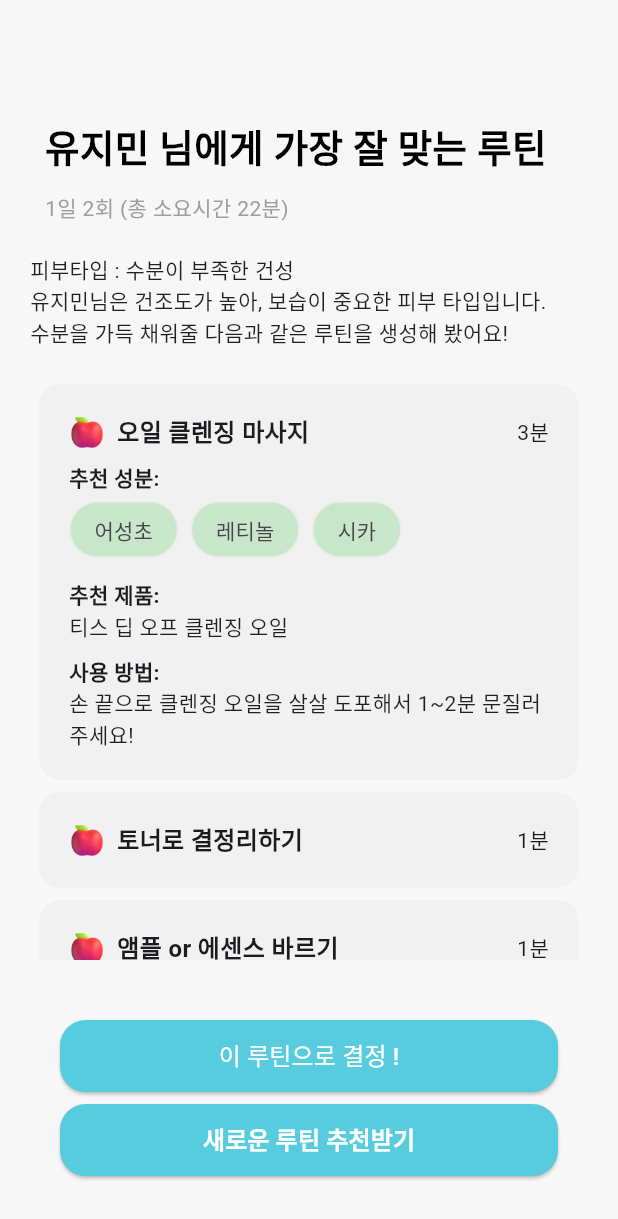
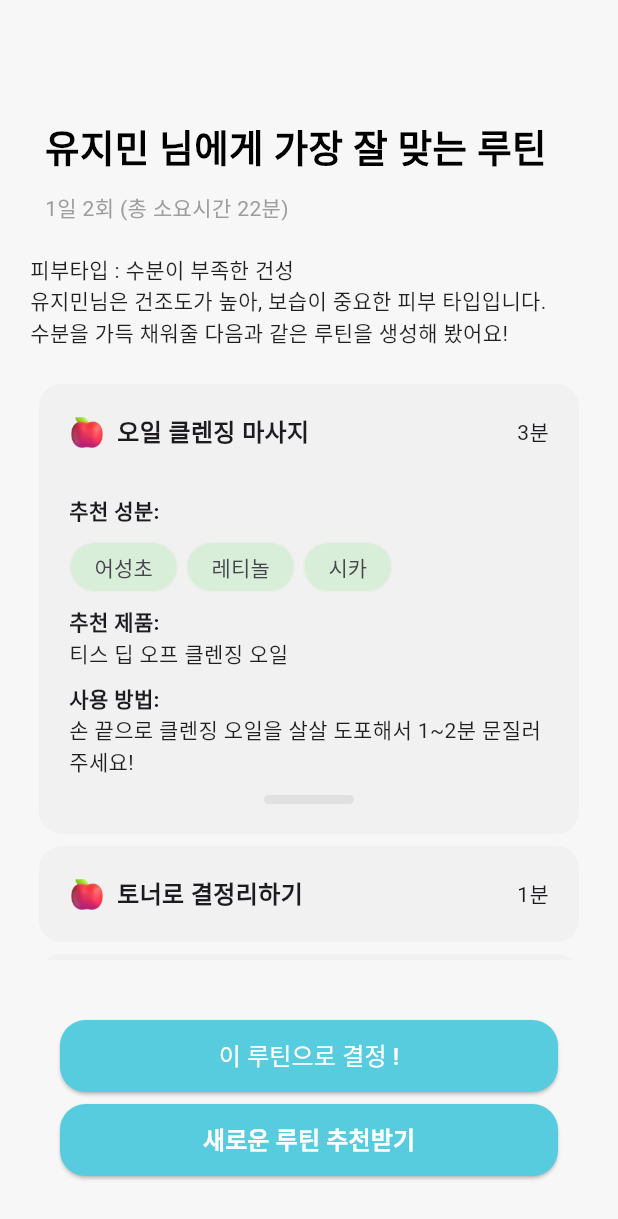
Before and after one commit to SkinCare-Peace/frontend, a Flutter app: the RoutinePage screen opened directly, after a tap on "오일 클렌징 마사지", on a phone screen of 412 x 824 dp. Shown: the top 1219 px of the screen. Run offline on Flutter 3.47's test engine with Material 3 defaults, Android fonts, the phone set to English and light mode, and no system bars; our stand-ins replace camera; missing offline and left inert: google_mlkit_face_detection.

```diff
--- a/frontend/lib/routines/routine_create.dart
+++ b/frontend/lib/routines/routine_create.dart
@@ -99,6 +99,9 @@ class _RoutinePageState extends State<RoutinePage> {
             ),
           ),
           const SizedBox(height: 20),
+
+
+           // ************************** 각 루틴 **************************
           Expanded(
             child: ListView.builder(
               padding: const EdgeInsets.symmetric(horizontal: 26.0),
@@ -145,17 +148,20 @@ class _RoutinePageState extends State<RoutinePage> {
                             ],
                           ),
                           if (isExpanded && step.containsKey('ingredients')) ...[
-                            const SizedBox(height: 8),
+                            const SizedBox(height: 30),
                             const Text('추천 성분:', style: TextStyle(fontWeight: FontWeight.bold)),
+                            const SizedBox(height: 10),
                             Wrap(
-                              spacing: 8,
+                              spacing: 5,
                               children: (step['ingredients'] as List<String>).map((ingredient) {
                                 return Chip(
                                   label: Text(ingredient),
-                                  backgroundColor: Colors.green[100],
+                                  backgroundColor: const Color.fromARGB(255, 216, 238, 217),
                                   side: const BorderSide(color: Color.fromARGB(184, 239, 238, 238)),
                                   shape: RoundedRectangleBorder(
-                                     borderRadius: BorderRadius.circular(20),) // 모서리 둥글게 설정
+                                     borderRadius: BorderRadius.circular(20),), // 모서리 둥글게 설정
+                                     materialTapTargetSize: MaterialTapTargetSize.shrinkWrap,
+                                     padding: const EdgeInsets.symmetric(horizontal: 8, vertical: -4),
 
                                 );
                               }).toList(),
@@ -166,6 +172,17 @@ class _RoutinePageState extends State<RoutinePage> {
                             const SizedBox(height: 9),
                             const Text('사용 방법:', style: TextStyle(fontWeight: FontWeight.bold)),
                             Text(step['usage'] ?? '', style: const TextStyle(color: Colors.black87)),
+                            const SizedBox(height: 12),
+                            Center(
+                            child: Container(
+                                height: 6,
+                                width: 60,
+                                decoration: BoxDecoration(
+                                color: Colors.grey[300],
+                                borderRadius: BorderRadius.circular(5),
+                                ),
+                             ),
+                            ),
                           ],
                         ],
                       ),
@@ -175,6 +192,9 @@ class _RoutinePageState extends State<RoutinePage> {
               },
             ),
           ),
+
+
+          // ************************** 하단 결정 버튼 **************************
           Padding(
             padding: const EdgeInsets.all(40.0),
             child: Column(
```
